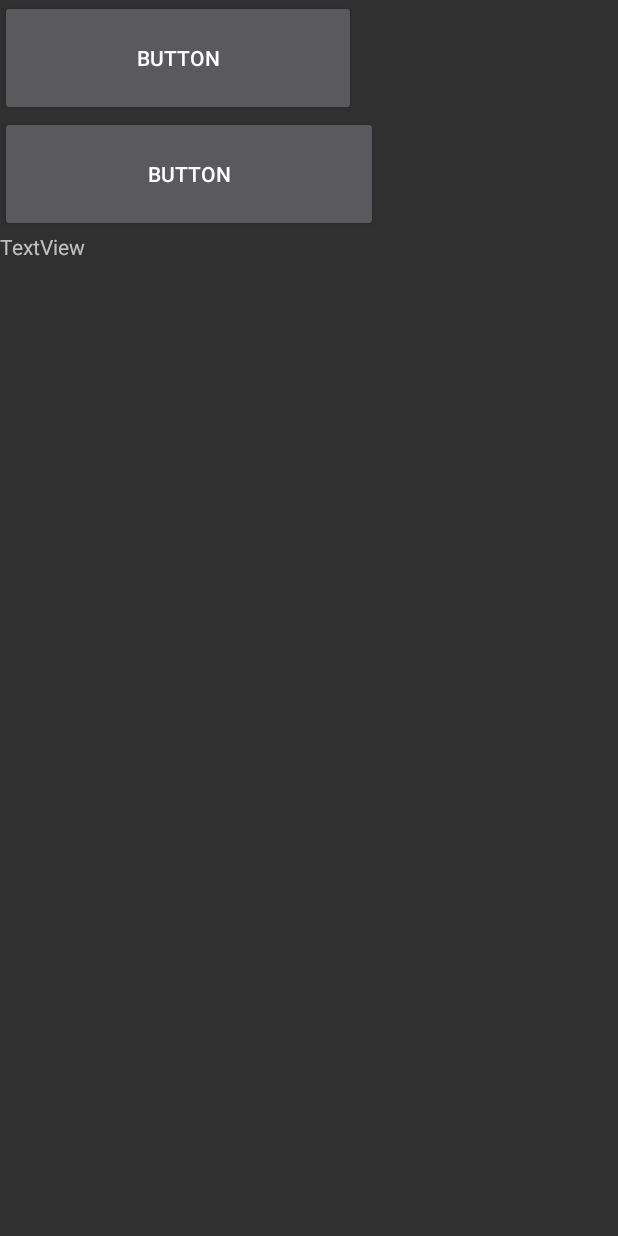
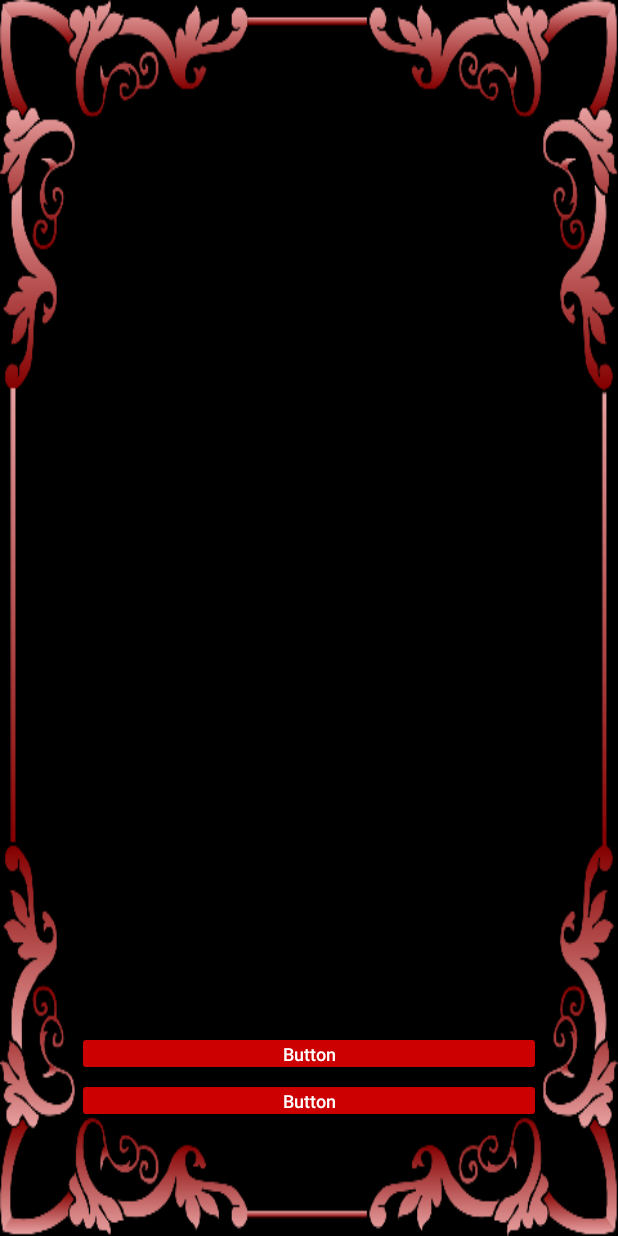
Before and after one commit to ProgramersRepositorio/DAM-NED, an Android app: the Activity_2_botones screen opened directly, with no data from a screen before it, on a phone screen of 412 x 824 dp. Run offline under Robolectric (Android 15) with nearby library versions, the phone set to English and light mode, and no system bars; 4 statements that could not run were skipped.

Commit message:
Tamaño de la main cambiado para pantallas mas grandes. Diseño de las activities de 2 y 1 boton.

```diff
--- a/app/src/main/res/layout/activity_2_botones.xml
+++ b/app/src/main/res/layout/activity_2_botones.xml
@@ -2,40 +2,69 @@
 <androidx.constraintlayout.widget.ConstraintLayout xmlns:android="http://schemas.android.com/apk/res/android"
     xmlns:app="http://schemas.android.com/apk/res-auto"
     xmlns:tools="http://schemas.android.com/tools"
+    android:id="@+id/const_lay_3btns"
     android:layout_width="match_parent"
     android:layout_height="match_parent"
+    android:background="@mipmap/fondo_pantalla"
     tools:context=".Activity_2_botones">
 
+    <TextView
+        android:id="@+id/textoPantalla"
+        android:layout_width="0dp"
+        android:layout_height="0dp"
+        android:layout_marginTop="70dp"
+        android:layout_marginBottom="30dp"
+        android:fontFamily="@font/shpinscher"
+        android:gravity="center|top"
+        android:letterSpacing="0.08"
+        android:textColor="@android:color/holo_red_dark"
+        android:textSize="18sp"
+        app:layout_constraintBottom_toTopOf="@+id/boton1"
+        app:layout_constraintEnd_toEndOf="parent"
+        app:layout_constraintHorizontal_bias="0.5"
+        app:layout_constraintStart_toStartOf="parent"
+        app:layout_constraintTop_toTopOf="parent"
+        app:layout_constraintWidth_percent="0.75" />
 
-
-    <LinearLayout
-        android:layout_width="match_parent"
-        android:layout_height="match_parent"
-        android:orientation="vertical"
-        tools:layout_editor_absoluteX="-71dp"
-        tools:layout_editor_absoluteY="-41dp">
     <Button
         android:id="@+id/boton1"
-            android:layout_width="237dp"
-            android:layout_height="77dp"
+        android:layout_width="0dp"
+        android:layout_height="30dp"
+        android:layout_marginBottom="1dp"
+        android:backgroundTint="@android:color/holo_red_dark"
+        android:inputType="text"
+        android:insetTop="0dp"
+        android:insetBottom="0dp"
+        android:paddingLeft="0dp"
+        android:paddingTop="0dp"
+        android:paddingRight="0dp"
+        android:paddingBottom="0dp"
+        android:scrollbarSize="0dp"
         android:text="Button"
-            tools:layout_editor_absoluteX="71dp"
-            tools:layout_editor_absoluteY="65dp" />
+        android:textSize="12sp"
+        app:iconPadding="0dp"
+        app:layout_constraintBottom_toTopOf="@+id/boton2"
+        app:layout_constraintEnd_toEndOf="@+id/textoPantalla"
+        app:layout_constraintStart_toStartOf="@+id/textoPantalla" />
 
     <Button
         android:id="@+id/boton2"
-            android:layout_width="252dp"
-            android:layout_height="77dp"
+        android:layout_width="0dp"
+        android:layout_height="30dp"
+        android:layout_marginBottom="75dp"
+        android:backgroundTint="@android:color/holo_red_dark"
+        android:inputType="text"
+        android:insetTop="0dp"
+        android:insetBottom="0dp"
+        android:paddingLeft="0dp"
+        android:paddingTop="0dp"
+        android:paddingRight="0dp"
+        android:paddingBottom="0dp"
+        android:scrollbarSize="0dp"
         android:text="Button"
-            tools:layout_editor_absoluteX="50dp"
-            tools:layout_editor_absoluteY="169dp" />
+        android:textSize="12sp"
+        app:layout_constraintBottom_toBottomOf="parent"
+        app:layout_constraintEnd_toEndOf="@+id/textoPantalla"
+        app:layout_constraintStart_toStartOf="@+id/textoPantalla" />
 
-        <TextView
-            android:id="@+id/textoPantalla"
-            android:layout_width="269dp"
-            android:layout_height="239dp"
-            android:text="TextView"
-            tools:layout_editor_absoluteX="71dp"
-            tools:layout_editor_absoluteY="246dp" />
-    </LinearLayout>
 </androidx.constraintlayout.widget.ConstraintLayout>
```
Also changed, not shown: app/src/main/res/layout/activity_1_boton.xml (+35 -16 lines), app/src/main/res/mipmap-xxhdpi/fondo_main_con_logo.png. Lines whose indentation alone changed are shown as unchanged.
